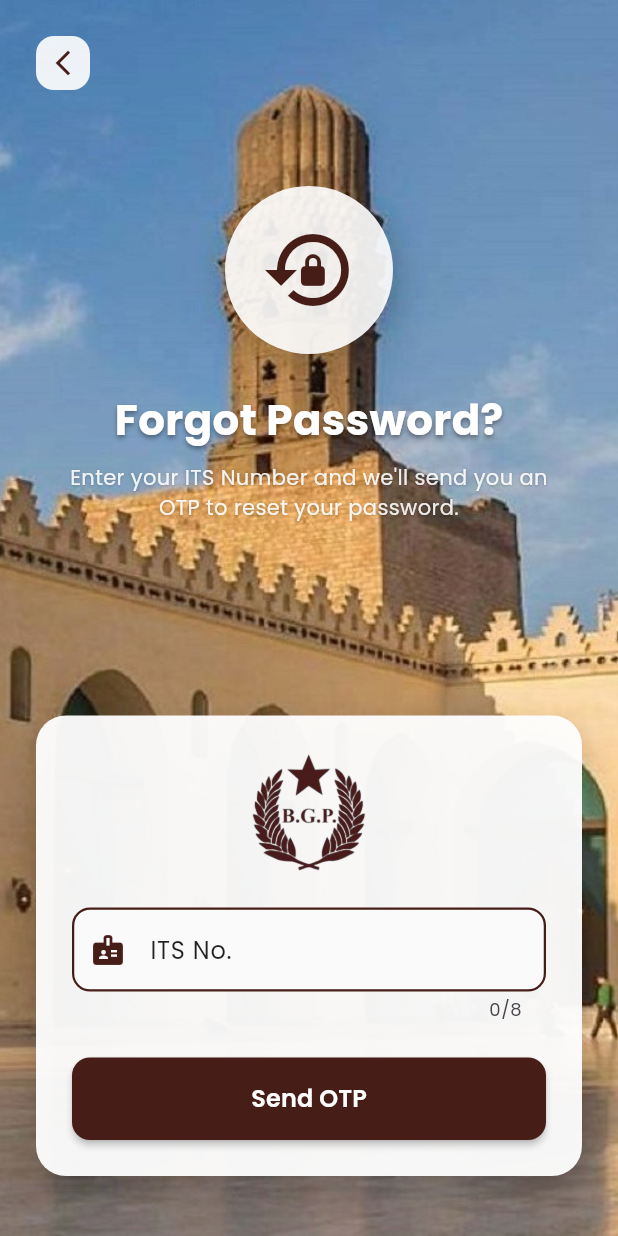
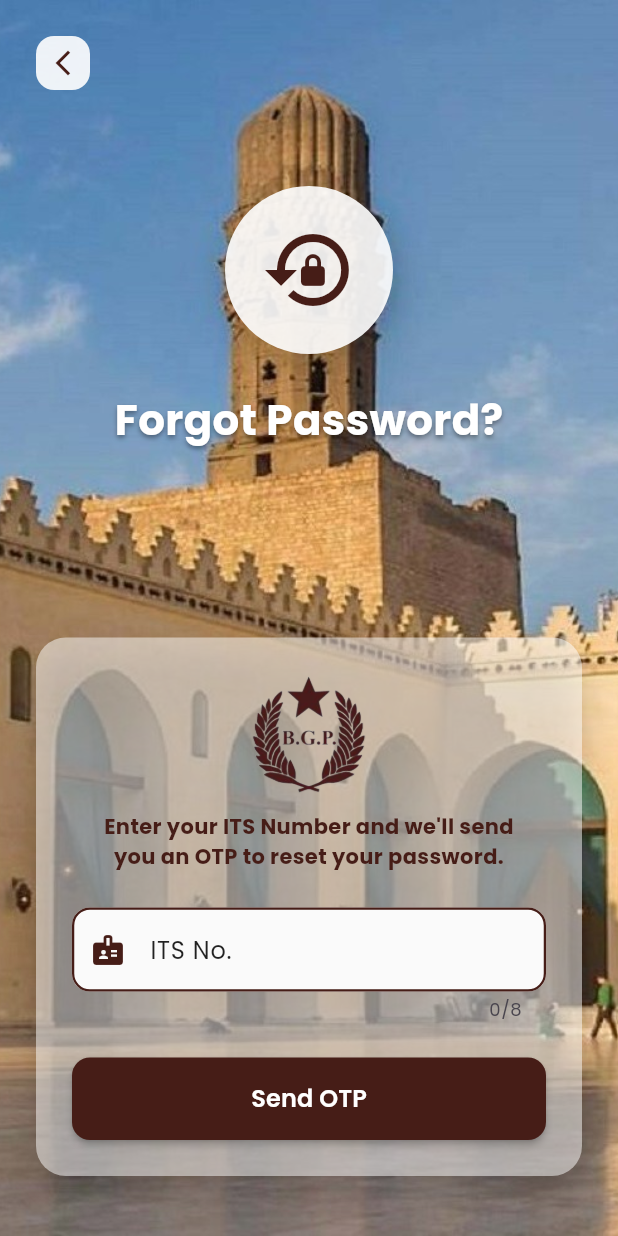
Before and after one commit to mohammed7869/BGP-Flutter, a Flutter app: the ForgotPasswordScreen screen opened directly, on a phone screen of 412 x 824 dp. Run offline on Flutter 3.47's test engine with Material 3 defaults, Android fonts, the phone set to English and light mode, and no system bars; our stand-ins replace google_fonts, image_picker, shared_preferences; accounts and stored records are empty.

Commit message:
forgot password screens

```diff
--- a/lib/ui/screens/common/create_new_password_screen.dart
+++ b/lib/ui/screens/common/create_new_password_screen.dart
@@ -252,7 +252,7 @@ class _CreateNewPasswordScreenState extends State<CreateNewPasswordScreen> {
                       margin: const EdgeInsets.symmetric(horizontal: 24.0),
                       padding: const EdgeInsets.all(24.0),
                       decoration: BoxDecoration(
-                        color: Colors.white.withOpacity(0.95),
+                        color: Colors.white.withOpacity(0.50),
                         borderRadius: BorderRadius.circular(20),
                         boxShadow: [
                           BoxShadow(
--- a/lib/ui/screens/common/forgot_password_screen.dart
+++ b/lib/ui/screens/common/forgot_password_screen.dart
@@ -33,7 +33,7 @@ class _ForgotPasswordScreenState extends State<ForgotPasswordScreen> {
         final response = await _authService.forgotPassword(itsNo);
 
         if (response.success && mounted) {
-          Navigator.pushReplacement(
+          Navigator.push(
             context,
             MaterialPageRoute(
               builder: (context) => OtpVerificationScreen(
@@ -142,25 +142,6 @@ class _ForgotPasswordScreenState extends State<ForgotPasswordScreen> {
                               ],
                             ),
                           ),
-                          const SizedBox(height: 8),
-                          Padding(
-                            padding: const EdgeInsets.symmetric(horizontal: 40),
-                            child: Text(
-                              'Enter your ITS Number and we\'ll send you an OTP to reset your password.',
-                              textAlign: TextAlign.center,
-                              style: TextStyle(
-                                fontSize: 14,
-                                color: Colors.white.withOpacity(0.9),
-                                shadows: const [
-                                  Shadow(
-                                    offset: Offset(0, 1),
-                                    blurRadius: 2,
-                                    color: Colors.black26,
-                                  ),
-                                ],
-                              ),
-                            ),
-                          ),
                         ],
                       ),
                     ),
@@ -171,7 +152,7 @@ class _ForgotPasswordScreenState extends State<ForgotPasswordScreen> {
                       margin: const EdgeInsets.symmetric(horizontal: 24.0),
                       padding: const EdgeInsets.all(24.0),
                       decoration: BoxDecoration(
-                        color: Colors.white.withOpacity(0.95),
+                        color: Colors.white.withOpacity(0.50),
                         borderRadius: BorderRadius.circular(20),
                         boxShadow: [
                           BoxShadow(
@@ -190,6 +171,20 @@ class _ForgotPasswordScreenState extends State<ForgotPasswordScreen> {
                             Image.asset(
                               'assets/images/burhaniguards_logo.png',
                               height: 80,
+                            ),
+                            const SizedBox(height: 12),
+                            // Description text
+                            const Padding(
+                              padding: EdgeInsets.symmetric(horizontal: 8),
+                              child: Text(
+                                'Enter your ITS Number and we\'ll send you an OTP to reset your password.',
+                                textAlign: TextAlign.center,
+                                style: TextStyle(
+                                  fontSize: 14,
+                                  color: AppColors.primary,
+                                  fontWeight: FontWeight.w700,
+                                ),
+                              ),
                             ),
                             const SizedBox(height: 24),
                             // ITS No. Field
```
Also changed, not shown: lib/ui/screens/common/otp_verification_screen.dart (+29 -8 lines).
